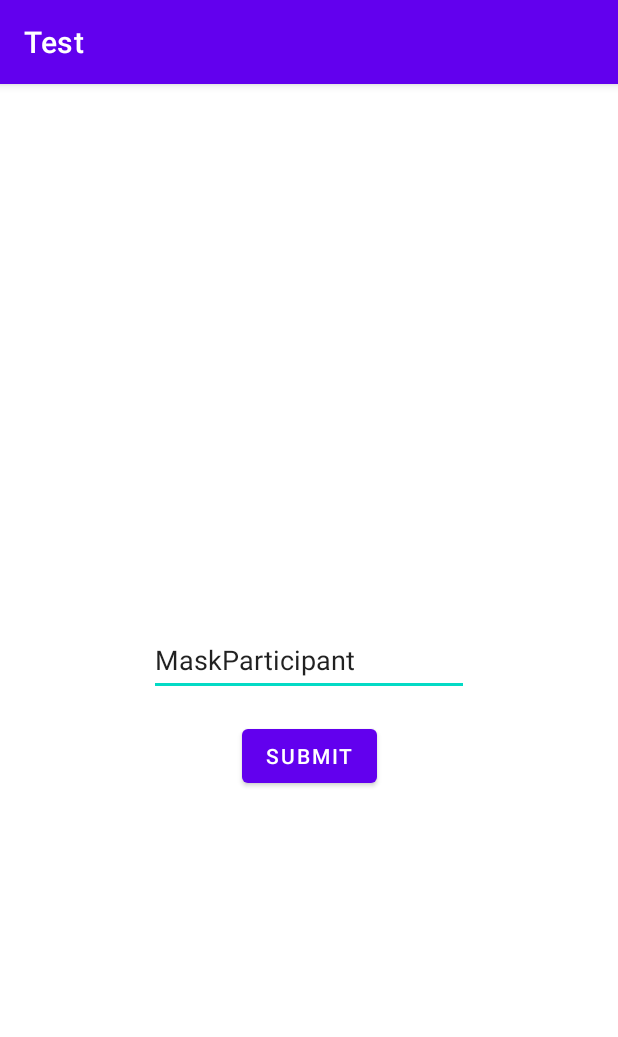
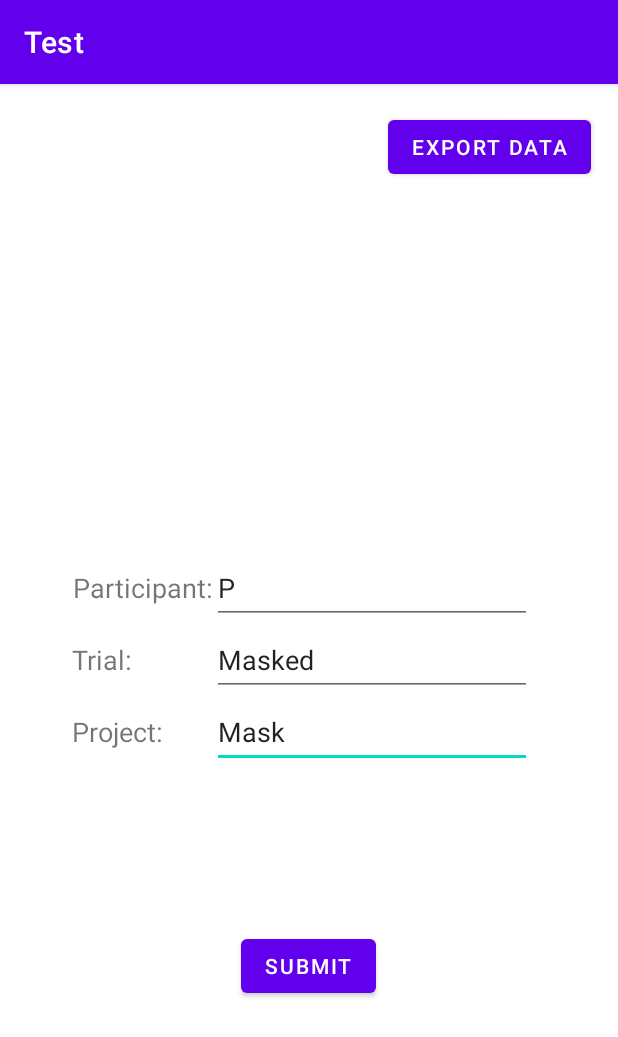
Before and after one commit to natekrall/FerrisLabsTest, an Android app: the screen it shows after launch (MainActivity), on a phone screen of 412 x 824 dp. Shown: the top 1037 px of the screen. Run offline under Robolectric (Android 15) with nearby library versions, the phone set to English and light mode, and no system bars.

```diff
--- a/app/src/main/res/layout/activity_main.xml
+++ b/app/src/main/res/layout/activity_main.xml
@@ -7,6 +7,18 @@
     tools:context=".MainActivity">
 
     <EditText
+        android:id="@+id/projectName"
+        android:layout_width="wrap_content"
+        android:layout_height="wrap_content"
+        android:ems="10"
+        android:inputType="textPersonName"
+        android:minHeight="48dp"
+        android:text="@string/project_name"
+        app:layout_constraintHorizontal_bias="0.65"
+        app:layout_constraintStart_toStartOf="@+id/participantName"
+        app:layout_constraintTop_toBottomOf="@+id/trialName" />
+
+    <EditText
         android:id="@+id/participantName"
         android:layout_width="wrap_content"
         android:layout_height="wrap_content"
@@ -14,18 +26,79 @@
         android:inputType="textPersonName"
         android:minHeight="48dp"
         android:text="@string/participant"
+        app:layout_constraintBottom_toTopOf="@+id/trialName"
+        app:layout_constraintEnd_toEndOf="parent"
+        app:layout_constraintHorizontal_bias="0.71"
+        app:layout_constraintStart_toStartOf="parent" />
+
+    <EditText
+        android:id="@+id/trialName"
+        android:layout_width="wrap_content"
+        android:layout_height="wrap_content"
+        android:ems="10"
+        android:inputType="textPersonName"
+        android:minHeight="48dp"
+        android:text="@string/trialName"
         app:layout_constraintBottom_toBottomOf="parent"
-        app:layout_constraintEnd_toEndOf="parent"
-        app:layout_constraintStart_toStartOf="parent"
+        app:layout_constraintHorizontal_bias="0.65"
+        app:layout_constraintStart_toStartOf="@+id/participantName"
         app:layout_constraintTop_toTopOf="parent" />
 
     <Button
         android:id="@+id/submit"
         android:layout_width="wrap_content"
         android:layout_height="wrap_content"
-        android:layout_marginTop="16dp"
         android:text="@string/submit"
+        app:layout_constraintBottom_toBottomOf="parent"
         app:layout_constraintEnd_toEndOf="parent"
+        app:layout_constraintHorizontal_bias="0.498"
         app:layout_constraintStart_toStartOf="parent"
-        app:layout_constraintTop_toBottomOf="@+id/participantName" />
+        app:layout_constraintTop_toBottomOf="@+id/trialName" />
+
+    <Button
+        android:id="@+id/exportData"
+        android:layout_width="wrap_content"
+        android:layout_height="0dp"
+        android:layout_marginTop="18dp"
+        android:layout_marginEnd="18dp"
+        android:text="@string/export_data"
+        app:layout_constraintEnd_toEndOf="parent"
+        app:layout_constraintTop_toTopOf="parent" />
+
+    <TextView
+        android:id="@+id/participantIndicator"
+        android:layout_width="wrap_content"
+        android:layout_height="wrap_content"
+        android:minHeight="48dp"
+        android:text="@string/participantIndicator"
+        android:gravity="center"
+        android:textSize="18sp"
+        app:layout_constraintBottom_toTopOf="@+id/trialIndicator"
+        app:layout_constraintEnd_toStartOf="@+id/participantName" />
+    <TextView
+        android:id="@+id/trialIndicator"
+        android:layout_width="wrap_content"
+        android:layout_height="wrap_content"
+        android:minHeight="48dp"
+        android:text="@string/trialIndicator"
+        android:gravity="center"
+        android:textSize="18sp"
+        app:layout_constraintBottom_toBottomOf="parent"
+        app:layout_constraintStart_toStartOf="@+id/participantIndicator"
+        app:layout_constraintTop_toTopOf="parent" />
+    <TextView
+        android:id="@+id/projectIndicator"
+        android:layout_width="wrap_content"
+        android:layout_height="wrap_content"
+        android:minHeight="48dp"
+        android:text="@string/projectIndicator"
+        android:gravity="center"
+        android:textSize="18sp"
+        app:layout_constraintStart_toStartOf="@+id/participantIndicator"
+        app:layout_constraintTop_toBottomOf="@+id/trialIndicator" />
+
+
+
+
+
 </androidx.constraintlayout.widget.ConstraintLayout>
--- a/app/src/main/res/values/strings.xml
+++ b/app/src/main/res/values/strings.xml
@@ -1,6 +1,6 @@
 <resources>
     <string name="app_name">Test</string>
-    <string name="participant">Participant</string>
+    <string name="participant">P</string>
     <string name="submit">Submit</string>
     <string name="testName">Math Test</string>
     <string name="question">Question</string>
@@ -14,4 +14,13 @@
     <string name="total_errors">Total Errors</string>
     <string name="accuracy">Accuracy</string>
     <string name="error_rate">Error Rate</string>
+    <string name="export_data">Export Data</string>
+    <string name="project_name">Mask</string>
+    <string name="trialName">Masked</string>
+    <string name="exitExport">Exit</string>
+    <string name="export_to_csv">Export to CSV</string>
+    <string name="query_project">Mask</string>
+    <string name="participantIndicator">Participant:</string>
+    <string name="trialIndicator">Trial:</string>
+    <string name="projectIndicator">Project:</string>
 </resources>
--- a/build.gradle
+++ b/build.gradle
@@ -5,8 +5,8 @@ buildscript {
         mavenCentral()
     }
     dependencies {
-        classpath "com.android.tools.build:gradle:7.0.0"
-        classpath "org.jetbrains.kotlin:kotlin-gradle-plugin:1.5.21"
+        classpath 'com.android.tools.build:gradle:7.0.1'
+        classpath 'org.jetbrains.kotlin:kotlin-gradle-plugin:1.5.30'
 
         // NOTE: Do not place your application dependencies here; they belong
         // in the individual module build.gradle files
```
Also changed, not shown: app/build.gradle (+21 -4 lines), app/src/main/AndroidManifest.xml (+7 -4 lines), app/src/main/java/com/example/test/DisplayResultsActivity.kt (+1 -2 lines), app/src/main/java/com/example/test/DisplayTestActivity.kt (+1 -1 lines), app/src/main/java/com/example/test/ExportData.kt (added, +35 -0 lines), app/src/main/java/com/example/test/MainActivity.kt (+13 -1 lines), app/src/main/java/com/example/test/data/Participant.kt (added, +17 -0 lines), app/src/main/java/com/example/test/data/UserDao.kt (added, +16 -0 lines), app/src/main/res/layout/activity_export_data.xml (added, +61 -0 lines).
